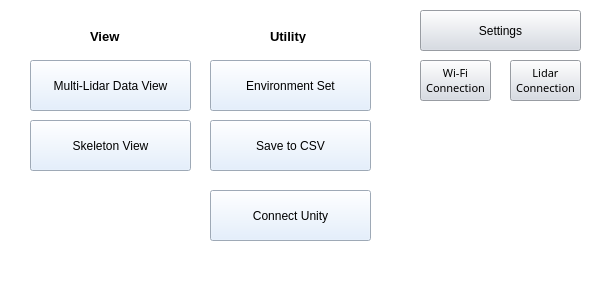
First picture: the form in lidar_interface/ui/MainWindow.ui, repository chochmun/Multi-2D-LiDAR-Based-3D-Motion-Recognition-With-Deep-Learning, before the edit.
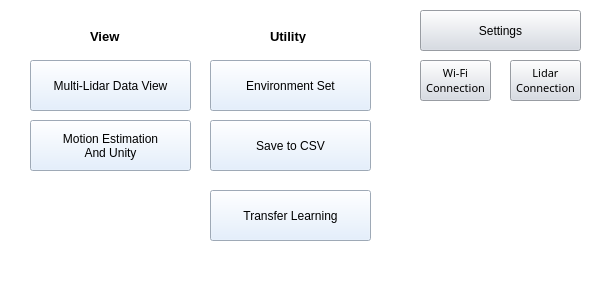
Second picture: the form after the edit. Icons and pictures are not drawn.

Commit message: transfer learn ui add

The edit to the form file:
```diff
--- a/lidar_interface/ui/MainWindow.ui
+++ b/lidar_interface/ui/MainWindow.ui
@@ -80,8 +80,8 @@
    <widget class="QPushButton" name="Button_skeletonview">
     <property name="geometry">
      <rect>
-      <x>30</x>
-      <y>120</y>
+      <x>210</x>
+      <y>190</y>
       <width>161</width>
       <height>51</height>
      </rect>
@@ -90,7 +90,7 @@
      <string notr="true">background-color: rgb(221, 236, 255);</string>
     </property>
     <property name="text">
-     <string>Skeleton View</string>
+     <string>Transfer Learning</string>
     </property>
    </widget>
    <widget class="QPushButton" name="Button_csvsave">
@@ -154,8 +154,8 @@
    <widget class="QPushButton" name="Button_unity">
     <property name="geometry">
      <rect>
-      <x>210</x>
-      <y>190</y>
+      <x>30</x>
+      <y>120</y>
       <width>161</width>
       <height>51</height>
      </rect>
@@ -164,7 +164,8 @@
      <string notr="true">background-color: rgb(221, 236, 255);</string>
     </property>
     <property name="text">
-     <string>Connect Unity</string>
+     <string>Motion Estimation
+And Unity</string>
     </property>
    </widget>
    <widget class="QGraphicsView" name="graphicsView">
```
Left out of the diff: 4 changed lines with no effect on the pictures. The commit also changes 13 other files.
